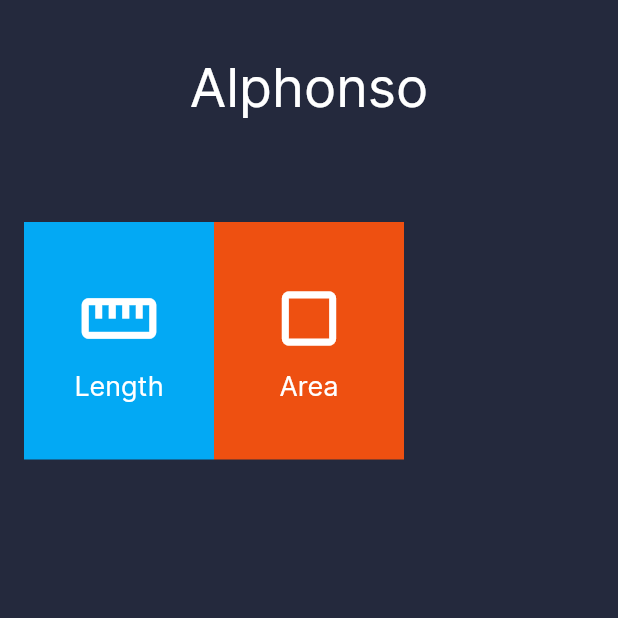
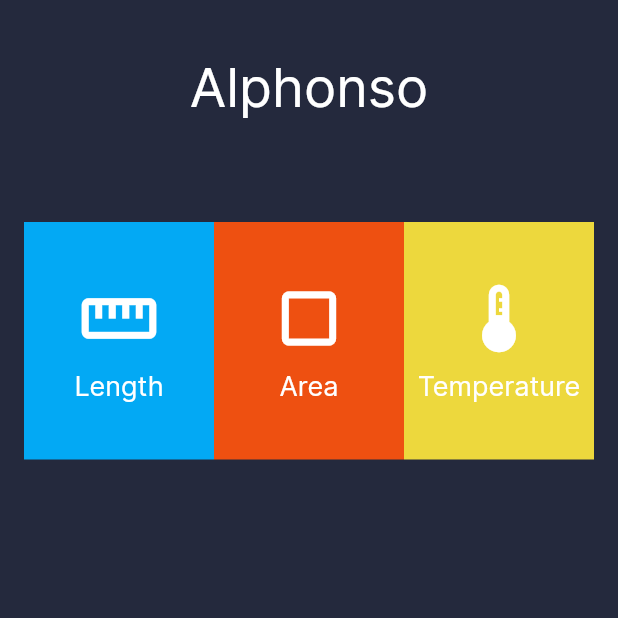
Before and after one commit to toogoodyshoes/alphonso, a Flutter app: the screen it shows after launch, on a phone screen of 412 x 824 dp, the top half of it. Run offline on Flutter 3.47's test engine with Material 2 defaults, Android fonts, the phone set to English and light mode, and no system bars; our stand-ins replace isar; accounts and stored records are empty; generated files the repository leaves out were written again.

Commit message:
Feature
1. Added support for Temperature conversion.

```diff
--- a/lib/src/converter/presentation/home_screen.dart
+++ b/lib/src/converter/presentation/home_screen.dart
@@ -169,4 +169,32 @@ const unitCategories = <UnitCategory>[
     ),
     defaultToValue: 1000,
   ),
+  Temperature(
+    label: 'Temperature',
+    theme: UnitTheme(
+      icon: Icons.device_thermostat_outlined,
+      lightShade: Color(0xFFEDD83D),
+      darkShade: Color(0xFFEBD428),
+    ),
+    defaultFrom: Unit(
+      name: 'Celsius',
+      conversionFactors: {
+        'Celsius': 1,
+        'Fahrenheit': 33.8,
+        'Kelvin': 274.15,
+        'Rankine': 493.47,
+      },
+    ),
+    defaultFromValue: 36.6,
+    defaultTo: Unit(
+      name: 'Fahrenheit',
+      conversionFactors: {
+        'Celsius': -17.22,
+        'Fahrenheit': 1,
+        'Kelvin': 255.9278,
+        'Rankine': 460.67,
+      },
+    ),
+    defaultToValue: 97.9,
+  ),
 ];
```
Also changed, not shown: lib/src/converter/domain/unit_category.dart (+58 -0 lines).
